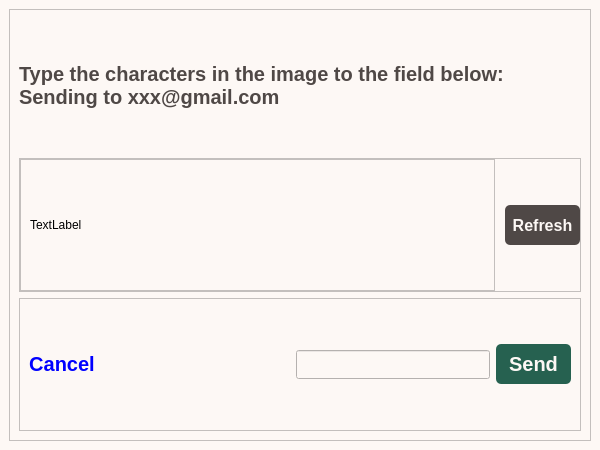
Qt form src/gui/qt_designer/ui_login_window.ui (JK1Peng/Password_Management) before a commit.
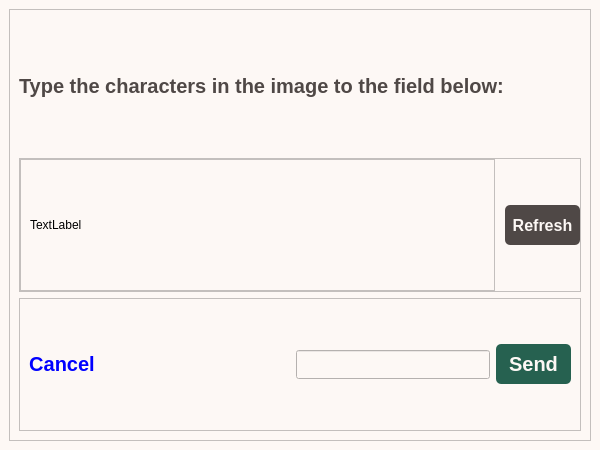
The same form after that commit. The open tabs and pages were chosen to show the change.

Patch:
```diff
--- a/src/gui/qt_designer/ui_login_window.ui
+++ b/src/gui/qt_designer/ui_login_window.ui
@@ -1327,8 +1327,7 @@
 }</string>
              </property>
              <property name="text">
-              <string>Type the characters in the image to the field below: 
-Sending to xxx@gmail.com</string>
+              <string>Type the characters in the image to the field below:</string>
              </property>
             </widget>
            </item>
```
Left out of the diff: 2 changed lines with no effect on the pictures.
